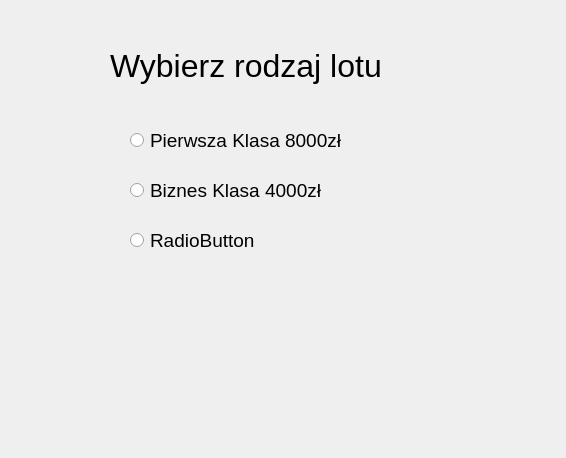
First picture: the form in layout.ui, repository Yoir-yes/radioButtom, before the edit.
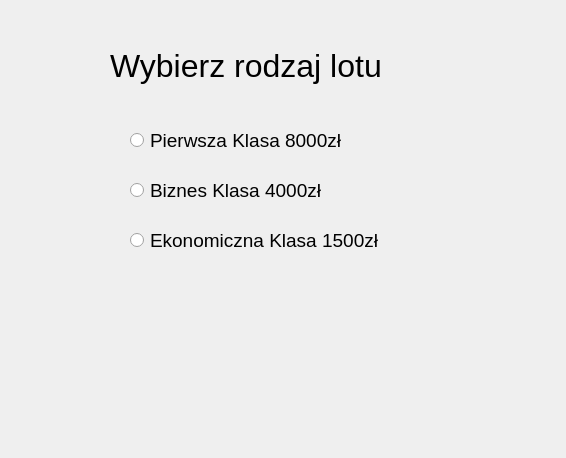
Second picture: the form after the edit.

```diff
--- a/layout.ui
+++ b/layout.ui
@@ -54,7 +54,7 @@
     <rect>
      <x>130</x>
      <y>210</y>
-     <width>231</width>
+     <width>301</width>
      <height>61</height>
     </rect>
    </property>
@@ -64,7 +64,7 @@
     </font>
    </property>
    <property name="text">
-    <string>RadioButton</string>
+    <string>Ekonomiczna Klasa 1500zł</string>
    </property>
   </widget>
   <widget class="QRadioButton" name="radioBuisness">
```
Left out of the diff: 23 changed lines with no effect on the pictures.
